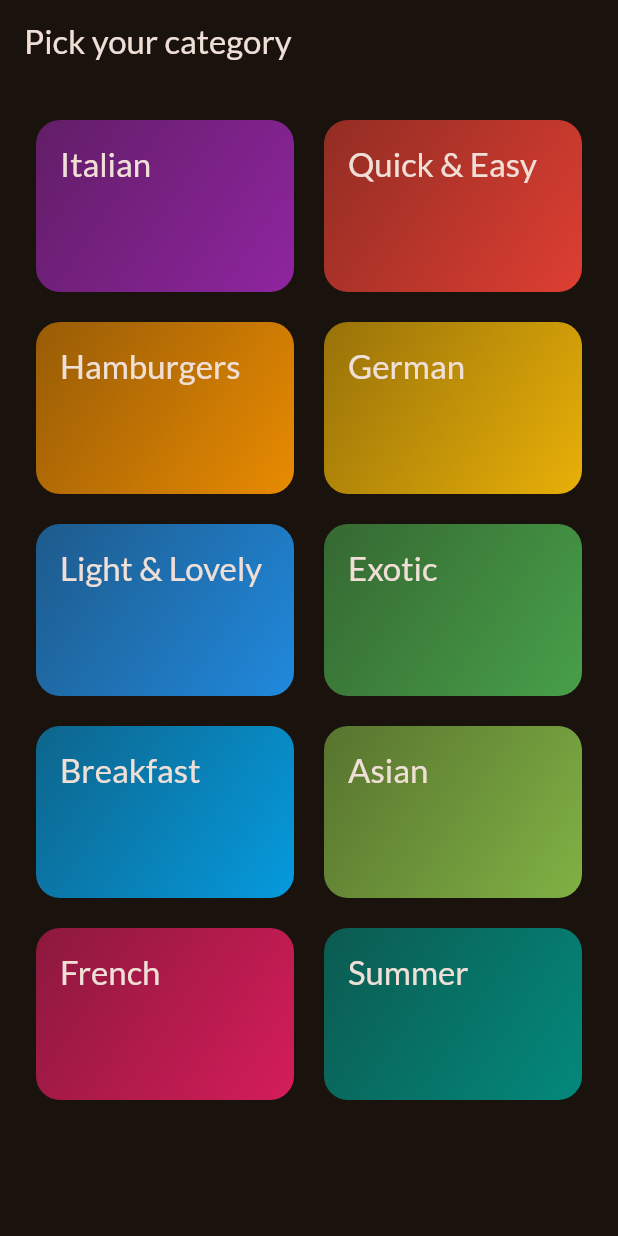
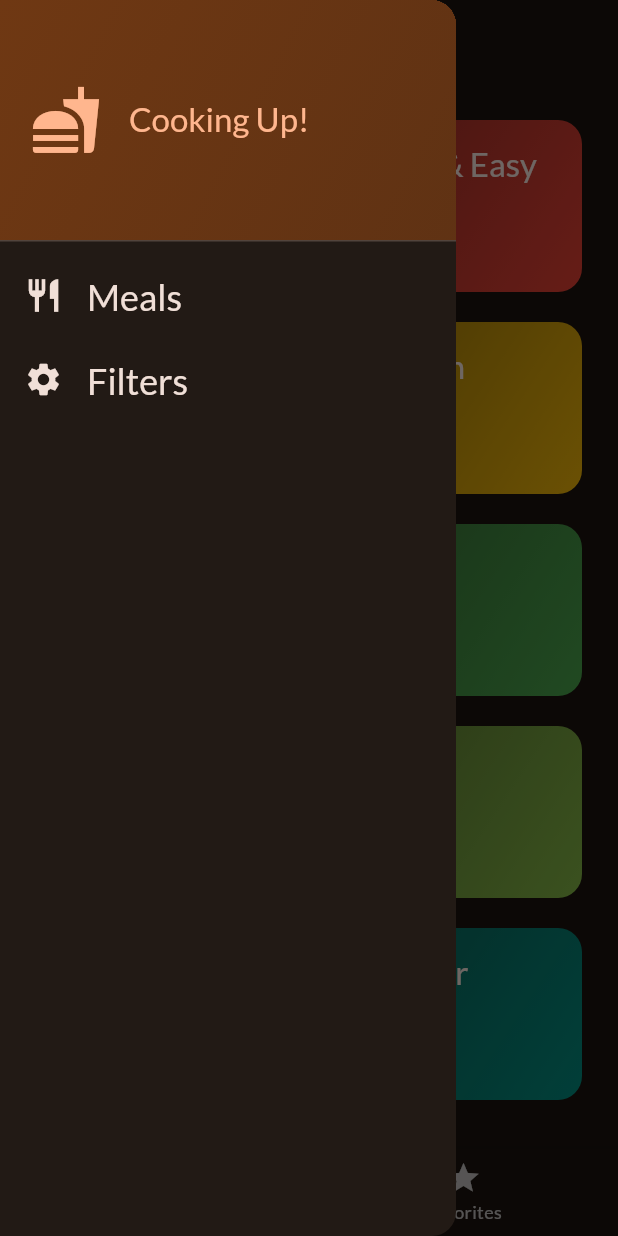
Before and after one commit to ElHurron/flutter-meal-tracker, a Flutter app: the screen it shows after launch, with the side drawer open (before the commit the screen has no drawer), on a phone screen of 412 x 824 dp. Run offline on Flutter 3.47's test engine with Material 3 defaults, Android fonts, the light colour scheme and no system bars; our stand-ins replace google_fonts, transparent_image.

Commit message:
finish course section 8

```diff
--- a/lib/main.dart
+++ b/lib/main.dart
@@ -1,7 +1,7 @@
 import 'package:flutter/material.dart';
 
 import 'package:google_fonts/google_fonts.dart';
-import 'package:meal_tracker/screens/categories.dart';
+import 'package:meal_tracker/screens/tabs.dart';
 
 final theme = ThemeData(
   useMaterial3: true,
@@ -23,7 +23,7 @@ class App extends StatelessWidget {
   Widget build(BuildContext context) {
     return MaterialApp(
       theme: theme,
-      home: CategoriesScreen()
+      home: TabsScreen()
     );
   }
 }
--- a/lib/screens/categories.dart
+++ b/lib/screens/categories.dart
@@ -3,30 +3,33 @@ import 'package:meal_tracker/dummy/dummy_data.dart';
 import 'package:meal_tracker/widgets/category/category_grid_item.dart';
 
 import '../models/category/category.dart';
+import '../models/meal/meal.dart';
 import 'meal/meals.dart';
 
 /// Here the category selection will be handled
 class CategoriesScreen extends StatelessWidget {
-  const CategoriesScreen({super.key});
+  CategoriesScreen({super.key, required this.onToggleFavorite, required this.availableMeals});
+
+  List<Meal> availableMeals;
+  final void Function(Meal meal) onToggleFavorite;
 
   void _selectCategory(BuildContext context, Category category) {
-    var meals = dummyMeals
+    var meals = availableMeals
         .where((meal) => meal.categories.contains(category.id))
         .toList();
 
     Navigator.of(context).push(MaterialPageRoute(
         builder: (ctx) => MealsScreen(
           title: category.title,
-          meals: meals
+          meals: meals,
+          onToggleFavorite: onToggleFavorite,
         ))
     );
   }
 
   @override
   Widget build(BuildContext context) {
-    return Scaffold(
-      appBar: AppBar(title: const Text('Pick your category')),
-      body: GridView(
+    return GridView(
         padding: EdgeInsets.all(24),
         gridDelegate: const SliverGridDelegateWithFixedCrossAxisCount(
           crossAxisCount: 2,
@@ -41,7 +44,6 @@ class CategoriesScreen extends StatelessWidget {
                 onSelectCategory: ()  => _selectCategory(context, cat),
             )
         ],
-      ),
     );
   }
 }
--- /dev/null
+++ b/lib/screens/tabs.dart
@@ -0,0 +1,121 @@
+import 'package:flutter/material.dart';
+import 'package:meal_tracker/dummy/dummy_data.dart';
+import 'package:meal_tracker/screens/categories.dart';
+import 'package:meal_tracker/screens/filter/filters.dart';
+import 'package:meal_tracker/screens/meal/meals.dart';
+import 'package:meal_tracker/widgets/main_drawer.dart';
+
+import '../models/meal/meal.dart';
+
+const kInitialFilters = {
+  Filter.glutenFree: false,
+  Filter.lactoseFree: false,
+  Filter.vegan: false,
+  Filter.vegetarian: false,
+};
+
+class TabsScreen extends StatefulWidget {
+  const TabsScreen({super.key});
+
+  @override
+  State<TabsScreen> createState() {
+    return _TabsScreenState();
+  }
+}
+
+class _TabsScreenState extends State<TabsScreen> {
+  int _selectedPageIndex = 0;
+  final List<Meal> _favoriteMeals = [];
+  Map<Filter, bool> _selectedFilters = kInitialFilters;
+
+  void _showInfoMessage(String message) {
+    ScaffoldMessenger.of(context).clearSnackBars();
+    ScaffoldMessenger.of(
+      context,
+    ).showSnackBar(SnackBar(content: Text(message)));
+  }
+
+  void _toggleMealFavoriteStatus(Meal meal) {
+    final isExisting = _favoriteMeals.contains(meal);
+    if (isExisting) {
+      setState(() {
+        _favoriteMeals.remove(meal);
+        _showInfoMessage("Removed meal ${meal.title} from favorites");
+      });
+    } else {
+      setState(() {
+        _favoriteMeals.add(meal);
+        _showInfoMessage("Marked meal ${meal.title} as favorite");
+      });
+    }
+  }
+
+  void _selectPage(int index) {
+    setState(() {
+      _selectedPageIndex = index;
+    });
+  }
+
+  void _setScreen(String identifier) async {
+    //close drawer
+    Navigator.of(context).pop();
+    if (identifier == 'filters') {
+      var result = await Navigator.of(context).push<Map<Filter, bool>>(
+        MaterialPageRoute(
+          builder: (ctx) => FiltersScreen(currentFilters: _selectedFilters),
+        ),
+      );
+
+      setState(() {
+        _selectedFilters = result ?? kInitialFilters;
+      });
+    }
+  }
+
+  bool isFilterMatching(Filter filter, bool value) {
+    if (!_selectedFilters[filter]!) return true;
+    return value;
+  }
+
+  bool _isMealMatchingFilter(Meal meal) {
+    return isFilterMatching(Filter.glutenFree, meal.isGlutenFree) &&
+        isFilterMatching(Filter.vegetarian, meal.isVegetarian) &&
+        isFilterMatching(Filter.vegan, meal.isVegan) &&
+        isFilterMatching(Filter.lactoseFree, meal.isLactoseFree);
+  }
+
+  @override
+  Widget build(BuildContext context) {
+    final availableMeals = dummyMeals.where(_isMealMatchingFilter).toList();
+    Widget activePage = CategoriesScreen(
+      onToggleFavorite: _toggleMealFavoriteStatus,
+      availableMeals: availableMeals,
+    );
+    var activePageTitle = 'Categories';
+
+    if (_selectedPageIndex == 1) {
+      activePage = MealsScreen(
+        meals: _favoriteMeals,
+        onToggleFavorite: _toggleMealFavoriteStatus,
+      );
+      activePageTitle = 'Your Favorites';
+    }
+
+    return Scaffold(
+      appBar: AppBar(title: Text(activePageTitle)),
+      body: activePage,
+      bottomNavigationBar: BottomNavigationBar(
+        onTap: _selectPage,
+        currentIndex: _selectedPageIndex,
+        items: [
+          BottomNavigationBarItem(
+            icon: Icon(Icons.set_meal),
+            label: 'Categories',
+          ),
+          BottomNavigationBarItem(icon: Icon(Icons.star), label: 'Favorites'),
+        ],
+      ),
+      drawer: MainDrawer(onSelectScreen: _setScreen),
+    );
+  }
+}
--- /dev/null
+++ b/lib/widgets/main_drawer.dart
@@ -0,0 +1,82 @@
+import 'package:flutter/material.dart';
+
+class MainDrawer extends StatelessWidget {
+  const MainDrawer({super.key, required this.onSelectScreen});
+
+  final void Function(String identifier) onSelectScreen;
+
+  @override
+  Widget build(BuildContext context) {
+    return Drawer(
+      child: Column(
+        children: [
+          DrawerHeader(
+            decoration: BoxDecoration(
+              gradient: LinearGradient(
+                colors: [
+                  Theme.of(context).colorScheme.primaryContainer,
+                  Theme.of(
+                    context,
+                  ).colorScheme.primaryContainer.withValues(alpha: 0.8),
+                ],
+                begin: Alignment.topLeft,
+                end: Alignment.bottomRight,
+              ),
+            ),
+            padding: EdgeInsets.all(20),
+            child: Row(
+              children: [
+                Icon(
+                  Icons.fastfood,
+                  size: 48,
+                  color: Theme.of(context).colorScheme.primary,
+                ),
+                SizedBox(width: 18),
+                Text(
+                  'Cooking Up!',
+                  style: Theme.of(context).textTheme.titleLarge!.copyWith(
+                    color: Theme.of(context).colorScheme.primary,
+                  ),
+                ),
+              ],
+            ),
+          ),
+          ListTile(
+            leading: Icon(
+              Icons.restaurant,
+              size: 26,
+              color: Theme.of(context).colorScheme.onSurface,
+            ),
+            title: Text(
+              'Meals',
+              style: Theme.of(context).textTheme.titleLarge!.copyWith(
+                color: Theme.of(context).colorScheme.onSurface,
+                fontSize: 24,
+              ),
+            ),
+            onTap: () {
+              onSelectScreen('meals');
+            },
+          ),
+          ListTile(
+            leading: Icon(
+              Icons.settings,
+              size: 26,
+              color: Theme.of(context).colorScheme.onSurface,
+            ),
+            title: Text(
+              'Filters',
+              style: Theme.of(context).textTheme.titleLarge!.copyWith(
+                color: Theme.of(context).colorScheme.onSurface,
+                fontSize: 24,
+              ),
+            ),
+            onTap: () {
+              onSelectScreen('filters');
+            },
+          ),
+        ],
+      ),
+    );
+  }
+}
```
Also changed, not shown: lib/screens/filter/filters.dart (added, +132 -0 lines), lib/screens/meal/meal_details.dart (+7 -1 lines), lib/screens/meal/meals.dart (+37 -33 lines).
